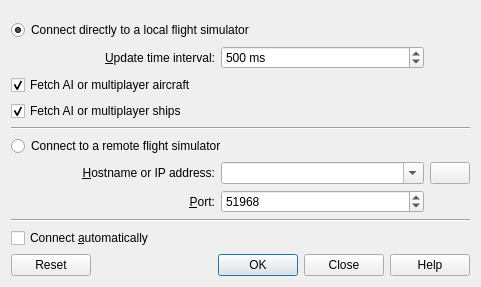
This is src/connect/connectdialog.ui in albar965/littlenavmap as Qt 5 draws it before an edit. The edited form follows.
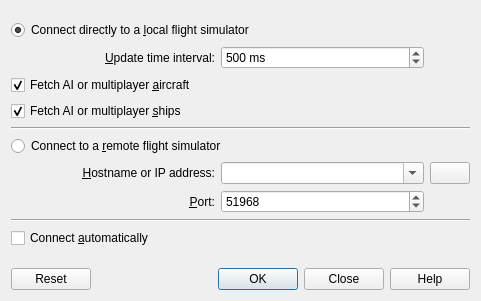
This is the edited form. Icons and pictures are not drawn.

```diff
--- a/src/connect/connectdialog.ui
+++ b/src/connect/connectdialog.ui
@@ -7,7 +7,7 @@
     <x>0</x>
     <y>0</y>
     <width>481</width>
-    <height>286</height>
+    <height>301</height>
    </rect>
   </property>
   <property name="windowTitle">
@@ -146,7 +146,7 @@
         <string>Connect to a remote flight simulator on another computer which is runnng Little Navconnect.</string>
        </property>
        <property name="text">
-        <string>Connect to a remote flight simulator</string>
+        <string>Connect to a &amp;remote flight simulator</string>
        </property>
        <attribute name="buttonGroup">
         <string notr="true">buttonGroupConnectType</string>
@@ -175,7 +175,7 @@
         <string>Connect directly to flight simulator on the same computer.</string>
        </property>
        <property name="text">
-        <string>Connect directly to a local flight simulator</string>
+        <string>Connect directly to a &amp;local flight simulator</string>
        </property>
        <property name="checked">
         <bool>true</bool>
@@ -201,7 +201,7 @@
         <string>Deselect to disable fetching and transmission of AI or multiplayer aircraft</string>
        </property>
        <property name="text">
-        <string>Fetch AI or multiplayer aircraft</string>
+        <string>Fetch AI or multiplayer &amp;aircraft</string>
        </property>
        <property name="checked">
         <bool>true</bool>
@@ -217,7 +217,7 @@
         <string>Deselect to disable fetching and transmission of AI or multiplayer ships</string>
        </property>
        <property name="text">
-        <string>Fetch AI or multiplayer ships</string>
+        <string>Fetch AI or multiplayer &amp;ships</string>
        </property>
        <property name="checked">
         <bool>true</bool>
```
Left out of the diff: 2 changed lines with no effect on the pictures.
